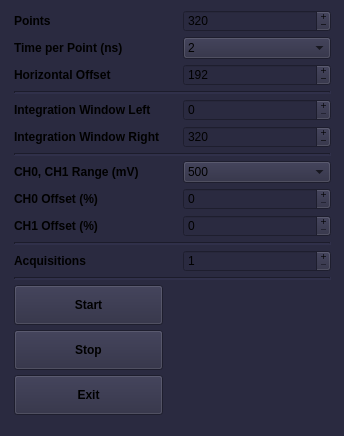
Qt form atomize/control_center/gui/dig_main_window.ui (Anatoly1010/Atomize_NIOCH) before a commit.
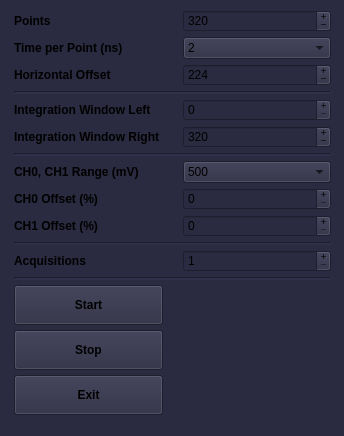
The same form after that commit.

Patch:
```diff
--- a/atomize/control_center/gui/dig_main_window.ui
+++ b/atomize/control_center/gui/dig_main_window.ui
@@ -126,7 +126,7 @@
          <number>16</number>
         </property>
         <property name="value">
-         <number>192</number>
+         <number>224</number>
         </property>
        </widget>
       </item>
```
